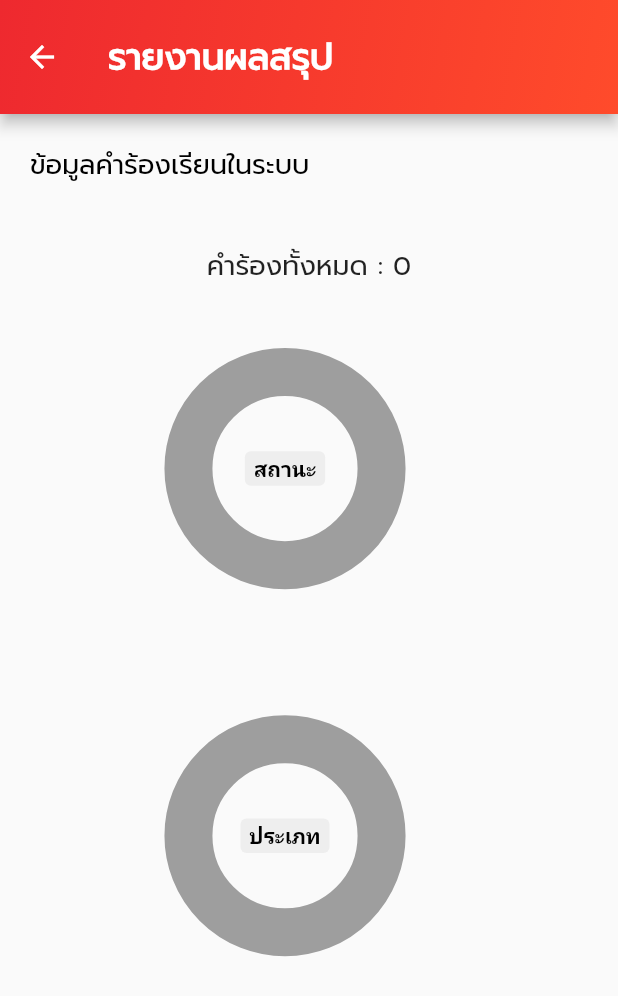
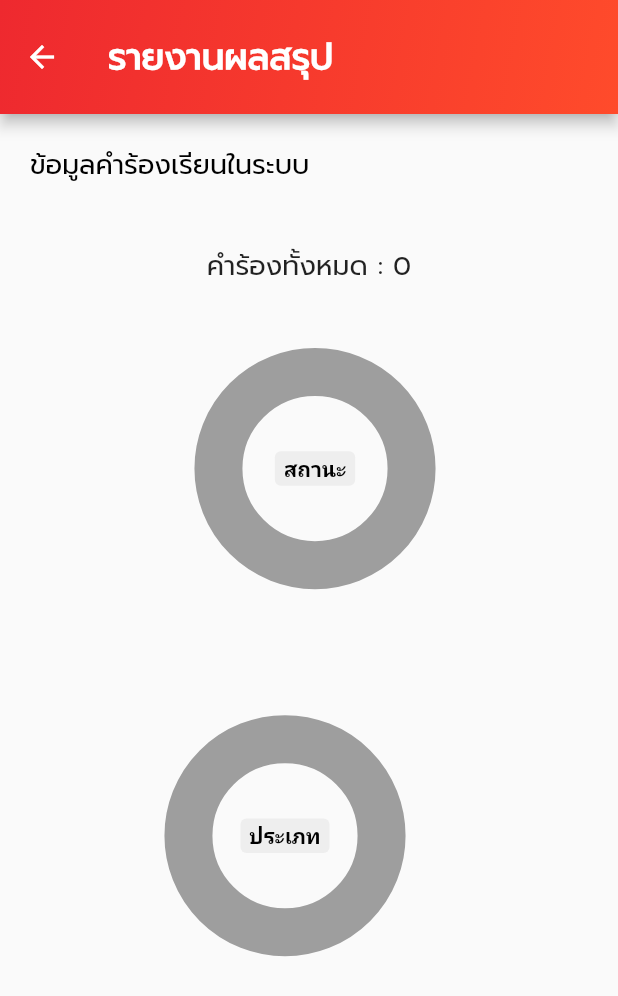
Before and after one commit to NutteeCh/SiamUApp, a Flutter app: the AdminDashboardScreen screen opened by its route, on a phone screen of 412 x 824 dp. Shown: the top 996 px of the screen. Run offline on Flutter 3.47's test engine with Material 2 defaults, Android fonts, the phone set to English and light mode, and no system bars; drawn by our look-alikes of pie_chart; our stand-ins replace carousel_slider, cloud_firestore, firebase_auth, firebase_core, firebase_storage, image_picker; accounts and stored records are empty.

Commit message:
update finish piechart v2

```diff
--- a/lib/screens/admin_dashboard_screen.dart
+++ b/lib/screens/admin_dashboard_screen.dart
@@ -49,9 +49,10 @@ class _AdminDashboardScreenState extends State<AdminDashboardScreen> {
   }
 
   List<Color> colorList = [
-    SiamColors.yellow,
-    SiamColors.green,
-    SiamColors.red,
+    Color(0xFFA329EE),
+    Color(0xFF29D6EE),
+    Color.fromARGB(255, 0, 8, 255),
+    Color.fromARGB(255, 4, 198, 1),
   ];
 
   List<Color> colorList2 = [
@@ -132,7 +133,7 @@ class _AdminDashboardScreenState extends State<AdminDashboardScreen> {
   Widget build(BuildContext context) {
     Stream<QuerySnapshot> expStream = FirebaseFirestore.instance
         .collection('report_form')
-        .orderBy('Type', descending: false)
+        // .orderBy('Status', descending: true)
         .snapshots();
 
     void getExpfromSnapshot(snapshot) {
@@ -206,7 +207,9 @@ class _AdminDashboardScreenState extends State<AdminDashboardScreen> {
                             "คำร้องทั้งหมด : $allReport",
                             style: TextStyle(fontSize: 18),
                           )),
-                      pieChartExampleOne(),
+                      Container(
+                          margin: EdgeInsets.only(left: 40),
+                          child: pieChartExampleOne()),
                       Container(
                         height: 100,
                       ),
```
